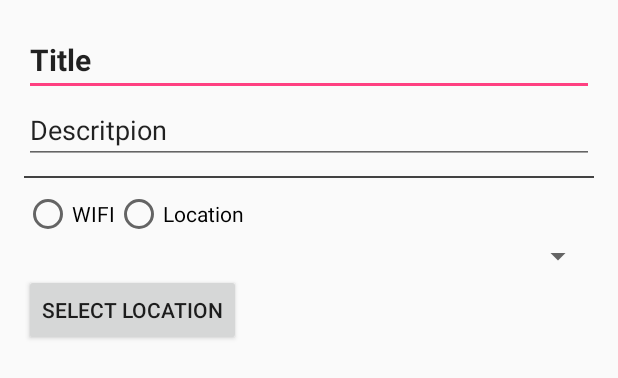
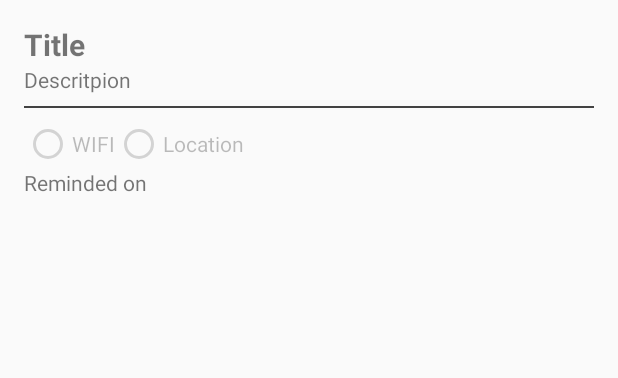
Before and after one commit to arrynn/Reminder, an Android app: the layout activity_reminder_detail.xml on its own in the app's theme, with its tools: preview values and no code run, on a phone screen of 412 x 824 dp. Shown: the top 378 px of the screen. Run offline under Robolectric (Android 15) with nearby library versions, the phone set to English and light mode, and no system bars.

```diff
--- /dev/null
+++ b/app/src/main/res/layout/activity_reminder_detail.xml
@@ -0,0 +1,83 @@
+<?xml version="1.0" encoding="utf-8"?>
+
+<layout xmlns:android="http://schemas.android.com/apk/res/android"
+    xmlns:tools="http://schemas.android.com/tools">
+
+    <data>
+
+        <variable
+            name="reminder"
+            type="cz.muni.fi.pv239.reminder.model.Reminder" />
+
+        <import type="cz.muni.fi.pv239.reminder.ReminderType" />
+
+        <import type="android.view.View" />
+
+    </data>
+
+    <LinearLayout
+        android:layout_width="match_parent"
+        android:layout_height="match_parent"
+        android:orientation="vertical"
+        android:paddingBottom="@dimen/activity_vertical_margin"
+        android:paddingLeft="@dimen/activity_horizontal_margin"
+        android:paddingRight="@dimen/activity_horizontal_margin"
+        android:paddingTop="@dimen/activity_vertical_margin"
+        tools:context=".activity.ReminderNewActivity">
+
+        <TextView
+            android:id="@+id/reminder_title"
+            android:layout_width="match_parent"
+            android:layout_height="wrap_content"
+            android:text="@{reminder.title}"
+            android:textSize="20sp"
+            android:textStyle="bold"
+            tools:text="Title" />
+
+        <TextView
+            android:id="@+id/reminder_description"
+            android:layout_width="match_parent"
+            android:layout_height="wrap_content"
+            android:text="@{reminder.description}"
+            tools:text="Descritpion" />
+
+        <View
+            android:layout_width="match_parent"
+            android:layout_height="1dp"
+            android:layout_marginBottom="8dp"
+            android:layout_marginTop="8dp"
+            android:background="@color/cardview_dark_background" />
+
+        <RadioGroup
+            android:layout_width="wrap_content"
+            android:layout_height="wrap_content"
+            android:orientation="horizontal">
+
+            <RadioButton
+                android:id="@+id/radio_type_wifi"
+                android:layout_width="wrap_content"
+                android:layout_height="wrap_content"
+                android:checked="@{reminder.type == ReminderType.TYPE_WIFI}"
+                android:enabled="false"
+                android:text="@string/button_wifi" />
+
+            <RadioButton
+                android:id="@+id/radio_type_location"
+                android:layout_width="wrap_content"
+                android:layout_height="wrap_content"
+                android:checked="@{reminder.type == ReminderType.TYPE_LOCATION}"
+                android:enabled="false"
+                android:text="@string/button_location" />
+
+        </RadioGroup>
+
+        <TextView
+            android:layout_width="wrap_content"
+            android:layout_height="wrap_content"
+            android:text="@{@string/format_reminded_on(reminder.remindedOn)}"
+            android:visibility="@{reminder.displayed ? View.VISIBLE : View.GONE}"
+            tools:text="Reminded on" />
+
+    </LinearLayout>
+
+</layout>
--- a/app/src/main/res/layout/activity_new_reminder.xml
+++ b/app/src/main/res/layout/activity_reminder_new.xml
@@ -22,7 +22,7 @@
         android:paddingLeft="@dimen/activity_horizontal_margin"
         android:paddingRight="@dimen/activity_horizontal_margin"
         android:paddingTop="@dimen/activity_vertical_margin"
-        tools:context="cz.muni.fi.pv239.reminder.activity.NewReminderActivity">
+        tools:context=".activity.ReminderNewActivity">
 
         <EditText
             android:id="@+id/reminder_title"
--- a/app/src/main/res/menu/activity_new_reminder.xml
+++ b/app/src/main/res/menu/activity_reminder_detail.xml
@@ -2,10 +2,9 @@
 <menu xmlns:android="http://schemas.android.com/apk/res/android"
     xmlns:app="http://schemas.android.com/apk/res-auto">
 
-    <!-- "Mark Favorite", should appear as action button if possible -->
     <item
-        android:id="@+id/action_save"
-        android:title="@string/action_save"
+        android:id="@+id/action_edit"
+        android:title="@string/action_edit"
         app:showAsAction="always"/>
 
 </menu>
--- a/app/src/main/res/values/strings.xml
+++ b/app/src/main/res/values/strings.xml
@@ -6,6 +6,7 @@
 
     <string name="action_settings">Settings</string>
     <string name="action_save">Save</string>
+    <string name="action_edit">Edit</string>
 
     <string name="button_select_location">Select location</string>
     <string name="button_wifi">WIFI</string>
@@ -14,4 +15,6 @@
 
     <string name="format_location">Location: %s</string>
     <string name="format_wifi">WiFI: %s</string>
+    <string name="format_reminded_on">Reminded on %s</string>
+
 </resources>
```
Also changed, not shown: app/build.gradle (+7 -4 lines), app/src/main/AndroidManifest.xml (+29 -3 lines), app/src/main/java/cz/muni/fi/pv239/reminder/App.java (+8 -0 lines), app/src/main/java/cz/muni/fi/pv239/reminder/StringUtils.java (added, +7 -0 lines), app/src/main/java/cz/muni/fi/pv239/reminder/activity/MainActivity.java (+3 -4 lines), app/src/main/java/cz/muni/fi/pv239/reminder/activity/NewReminderActivity.java (deleted, +0 -83 lines), app/src/main/java/cz/muni/fi/pv239/reminder/activity/ReminderDetailActivity.java (added, +61 -0 lines), app/src/main/java/cz/muni/fi/pv239/reminder/activity/ReminderNewActivity.java (added, +178 -0 lines), app/src/main/java/cz/muni/fi/pv239/reminder/model/Reminder.java (+15 -0 lines), app/src/main/java/cz/muni/fi/pv239/reminder/service/LocationService.java (added, +154 -0 lines), app/src/main/java/cz/muni/fi/pv239/reminder/service/NetworkChangeReceiver.java (+5 -26 lines), app/src/main/res/menu/activity_reminder_new.xml (added, +10 -0 lines), 1 other file.
